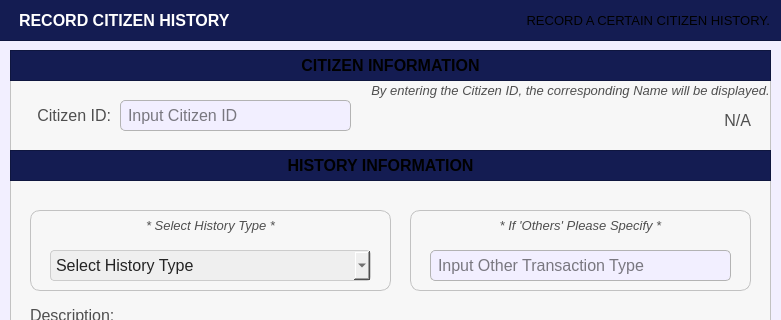
Qt form Resources/UIs/PopUp/Screen_HistoryRecords/record_citizen_history.ui (Yohhannn/Barangay-Records-Statistics-System) before a commit; both pictures show x 0 to 781 and y 0 to 320 of the 781 by 583 pixel window.
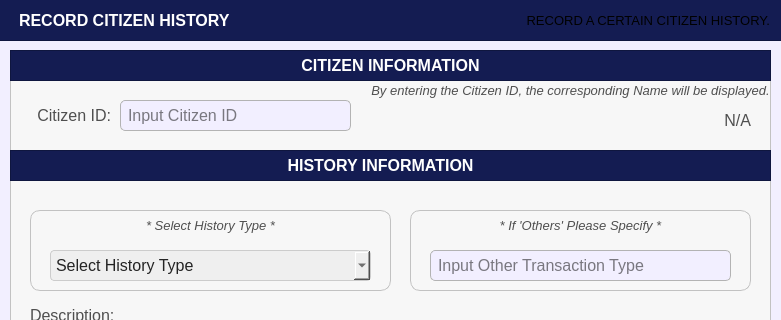
The same form after that commit. Icons and pictures are not drawn.

The edit to the form file:
```diff
--- a/Resources/UIs/PopUp/Screen_HistoryRecords/record_citizen_history.ui
+++ b/Resources/UIs/PopUp/Screen_HistoryRecords/record_citizen_history.ui
@@ -555,7 +555,7 @@
       </font>
      </property>
      <property name="styleSheet">
-      <string notr="true">#label_title{
+      <string notr="true">#label_title_3{
 	background-color:transparent;
 	color: rgb(255, 255, 255);
 }</string>
@@ -725,7 +725,7 @@
       </font>
      </property>
      <property name="styleSheet">
-      <string notr="true">#label_title{
+      <string notr="true">#label_title_4{
 	background-color:transparent;
 	color: rgb(255, 255, 255);
 }</string>
```
